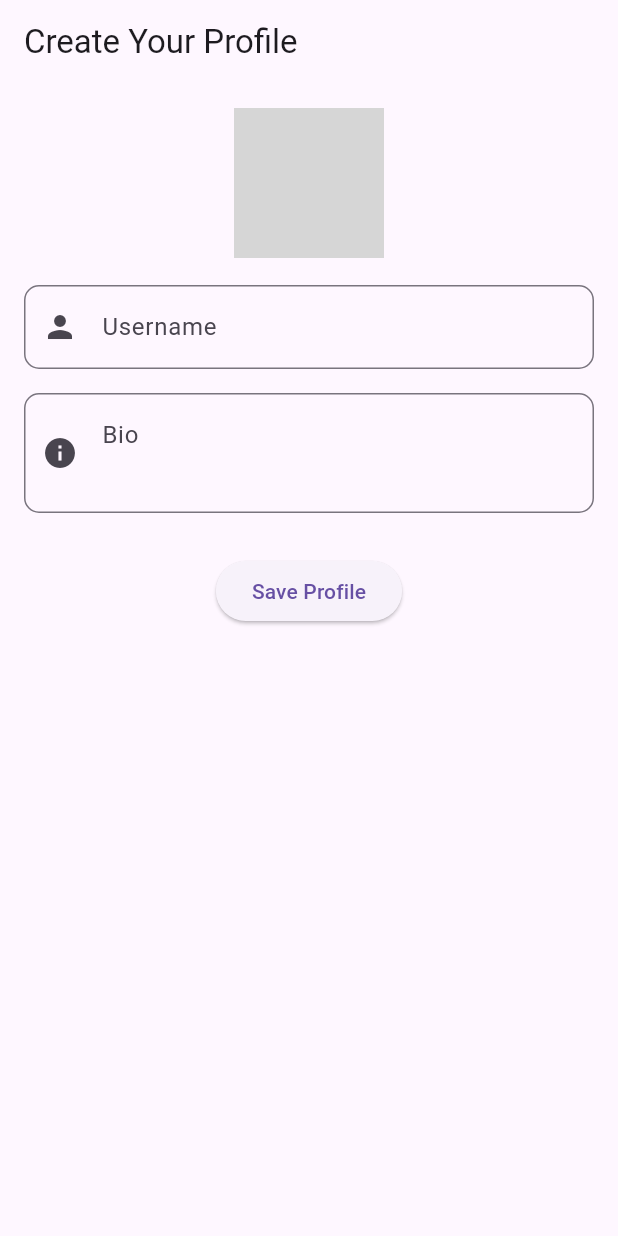
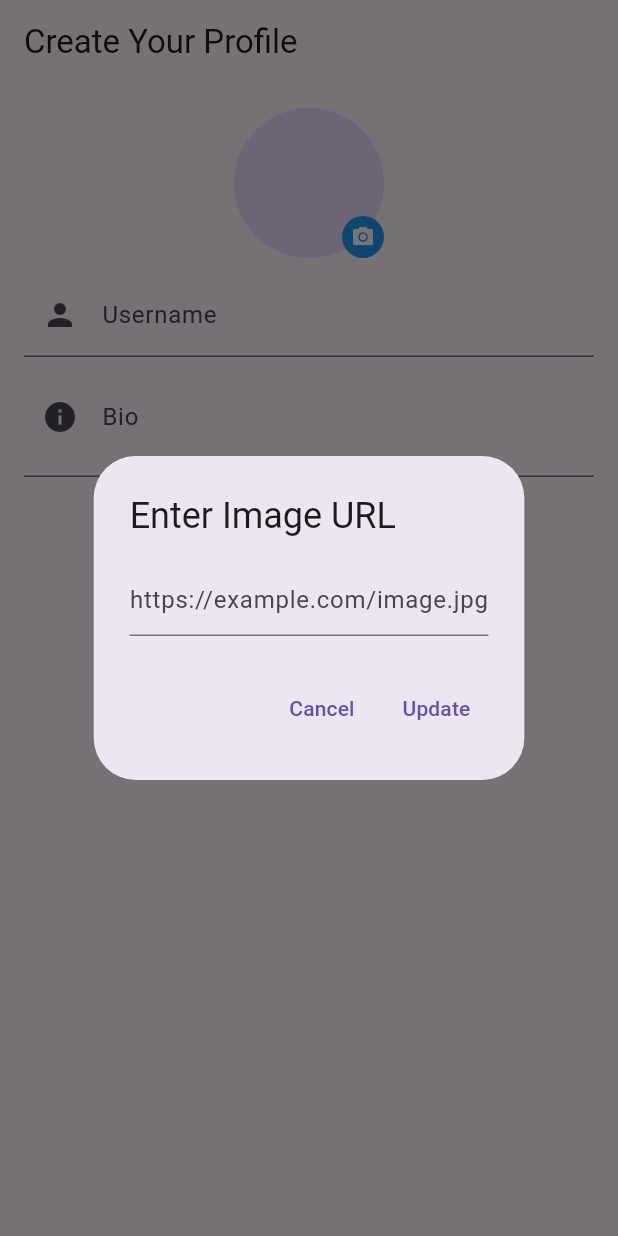
Before and after one commit to BSimeshaa/knowtocookapp, a Flutter app: the AccountCreationPage screen opened directly, after a tap on the "camera alt" icon, on a phone screen of 412 x 824 dp. Run offline on Flutter 3.47's test engine with Material 3 defaults, Android fonts, the phone set to English and light mode, and no system bars; our stand-ins replace cloud_firestore, firebase_auth, firebase_core, firebase_storage, google_sign_in, image_picker and 1 more; accounts and stored records are empty; network calls fail; grey boxes are pictures that could not be loaded.

Commit message:
fourth commit

```diff
--- a/lib/pages/account_creation.dart
+++ b/lib/pages/account_creation.dart
@@ -5,6 +5,8 @@
 import 'package:image_picker/image_picker.dart';
 import 'package:knowtocook/pages/home_page.dart';
 import 'dart:io';
+
+import 'package:knowtocook/pages/welcome_back_page.dart';
 
 class AccountCreationPage extends StatefulWidget {
   @override
@@ -14,15 +16,67 @@
 class _AccountCreationPageState extends State<AccountCreationPage> {
   final TextEditingController _usernameController = TextEditingController();
   final TextEditingController _bioController = TextEditingController();
-  File? _profileImage;
+
   bool _isLoading = false;
+  String _profileImageUrl = ''; // Store the image URL entered by the user
 
   final FirebaseAuth _auth = FirebaseAuth.instance;
   final FirebaseFirestore _firestore = FirebaseFirestore.instance;
-  final FirebaseStorage _storage = FirebaseStorage.instance;
+
+  // method to get an image URL from the user
+  Future<void> _pickImageUrl() async {
+    String? imageUrl = await _showImageUrlDialog(context); // Existing method to show a dialog to enter URL
+    if (imageUrl != null && imageUrl.isNotEmpty) {
+      setState(() {
+        _profileImageUrl = imageUrl; // Store the URL entered by the user
+      });
+    }
+  }
+
+  // method to store user details in the db
+  Future<void> _saveUserData() async {
+    if (_usernameController.text.isEmpty) {
+      ScaffoldMessenger.of(context).showSnackBar(const SnackBar(content: Text("Please enter a username.")));
+      return;
+    }
+
+    setState(() {
+      _isLoading = true;
+    });
+
+    try {
+      String userId = _auth.currentUser!.uid;
+      // No need to upload image if the URL is provided
+      String profileImageUrl = _profileImageUrl.isNotEmpty ? _profileImageUrl : '';
+
+      await _firestore.collection('users').doc(userId).set({
+        'name': _usernameController.text.trim(),
+        'bio': _bioController.text.trim(),
+        'profileImage': profileImageUrl, // Save the online image URL or empty if not provided
+        'recipes': 0,
+        'following': 0,
+        'followers': 0,
+      });
+
+      Navigator.pushReplacement(
+        context,
+        MaterialPageRoute(builder: (context) => WelcomeBackPage(userId: userId)),
+      );
+    } catch (e) {
+      print("Error saving user data: $e");
+      ScaffoldMessenger.of(context).showSnackBar(SnackBar(content: Text("Error: ${e.toString()}")));
+    } finally {
+      setState(() {
+        _isLoading = false;
+      });
+    }
+  }
+
+
+//  final FirebaseStorage _storage = FirebaseStorage.instance; - needed when firebase access is granted
 
   // method to select an image from the gallery
-  Future<void> _pickImage() async {
+  /* Future<void> _pickImage() async {
     final ImagePicker picker = ImagePicker();
     final XFile? image = await picker.pickImage(source: ImageSource.gallery);
     if (image != null) {
@@ -32,8 +86,8 @@
     }
   }
 
-  // method to store the profile pic
-  Future<String?> _uploadProfileImage(String userId) async {
+  // method to store the profile pic - requires firebase storage access
+ Future<String?> _uploadProfileImage(String userId) async {
     if (_profileImage == null) return null;
 
     try {
@@ -47,48 +101,7 @@
       return null;
     }
   }
-
-  // method to store user details in the db
-  Future<void> _saveUserData() async {
-    if (_usernameController.text.isEmpty) {
-      ScaffoldMessenger.of(context)
-          .showSnackBar(const SnackBar(content: Text("Please enter a username.")));
-      return;
-    }
-
-    setState(() {
-      _isLoading = true;
-    });
-
-    try {
-      String userId = _auth.currentUser!.uid;
-      String? profileImageUrl = await _uploadProfileImage(userId);
-
-      await _firestore.collection('users').doc(userId).set({
-        'name': _usernameController.text.trim(),
-        'bio': _bioController.text.trim(),
-        'profileImage': profileImageUrl ?? '',
-        'recipes': 0,
-        'following': 0,
-        'followers': 0,
-      });
-
-      Navigator.pushReplacement(
-        context,
-        MaterialPageRoute(
-          builder: (context) => HomePage(userId: '',),
-        ),
-      );
-    } catch (e) {
-      print("Error saving user data: $e");
-      ScaffoldMessenger.of(context).showSnackBar(
-          SnackBar(content: Text("Error: ${e.toString()}")));
-    } finally {
-      setState(() {
-        _isLoading = false;
-      });
-    }
-  }
+*/
 
   @override
   Widget build(BuildContext context) {
@@ -99,11 +112,11 @@
         child: Column(
           children: [
             GestureDetector(
-              onTap: _pickImage,
+              onTap: _pickImageUrl, // Tap to input an online image URL
               child: CircleAvatar(
                 radius: 50,
-                backgroundImage: _profileImage != null
-                    ? FileImage(_profileImage!)
+                backgroundImage: _profileImageUrl.isNotEmpty
+                    ? NetworkImage(_profileImageUrl) // Show online image URL
                     : const AssetImage("assets/default_avatar.png") as ImageProvider,
                 child: const Align(
                   alignment: Alignment.bottomRight,
@@ -131,20 +144,42 @@
     );
   }
 
-  Widget _buildTextField(TextEditingController controller, String hint, IconData icon,
-      {bool obscureText = false, int maxLines = 1}) {
-    return Padding(
-      padding: const EdgeInsets.symmetric(vertical: 8.0),
-      child: TextField(
-        controller: controller,
-        obscureText: obscureText,
-        maxLines: maxLines,
-        decoration: InputDecoration(
-          prefixIcon: Icon(icon),
-          hintText: hint,
-          border: OutlineInputBorder(borderRadius: BorderRadius.circular(10)),
-        ),
+  // Method to build text fields
+  Widget _buildTextField(TextEditingController controller, String label, IconData icon, {int? maxLines}) {
+    return TextField(
+      controller: controller,
+      maxLines: maxLines,
+      decoration: InputDecoration(
+        labelText: label,
+        prefixIcon: Icon(icon),
       ),
     );
   }
+
+  // Method to show a dialog for entering an image URL
+  Future<String?> _showImageUrlDialog(BuildContext context) async {
+    TextEditingController controller = TextEditingController();
+    return await showDialog<String>(
+      context: context,
+      builder: (context) {
+        return AlertDialog(
+          title: const Text("Enter Image URL"),
+          content: TextField(
+            controller: controller,
+            decoration: const InputDecoration(hintText: "https://example.com/image.jpg"),
+          ),
+          actions: [
+            TextButton(
+              onPressed: () => Navigator.pop(context, null),
+              child: const Text("Cancel"),
+            ),
+            TextButton(
+              onPressed: () => Navigator.pop(context, controller.text),
+              child: const Text("Update"),
+            ),
+          ],
+        );
+      },
+    );
+  }
 }
--- a/lib/pages/login_page.dart
+++ b/lib/pages/login_page.dart
@@ -54,7 +54,7 @@
 
   void _navigateToLogin() {
     Navigator.push(
-        context, MaterialPageRoute(builder: (context) => WelcomeBackPage()));
+        context, MaterialPageRoute(builder: (context) => WelcomeBackPage(userId: '',)));
   }
 
 
--- a/lib/pages/welcome_back_page.dart
+++ b/lib/pages/welcome_back_page.dart
@@ -6,7 +6,7 @@
 import 'package:shared_preferences/shared_preferences.dart';
 
 class WelcomeBackPage extends StatefulWidget {
-  const WelcomeBackPage({super.key});
+  const WelcomeBackPage({super.key, required String userId});
 
   @override
   _WelcomeBackPageState createState() => _WelcomeBackPageState();
```
Also changed, not shown: lib/pages/user_profile.dart (+12 -5 lines).
